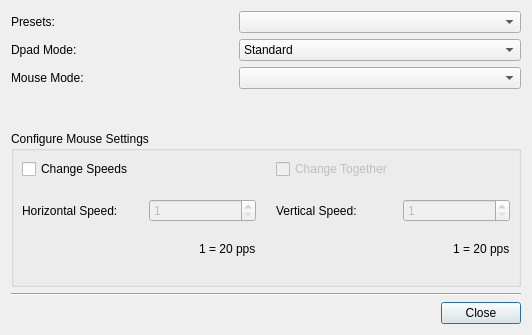
Before: the Qt Designer form src/dpadeditdialog.ui in AntiMicroX/antimicrox, drawn with Qt 5.
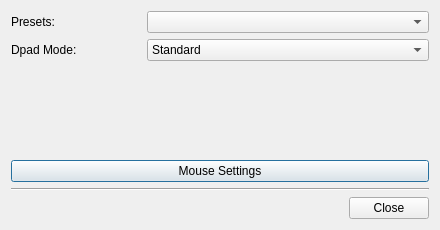
After: the same form once the commit is applied. Icons and pictures are not drawn.

Commit message: DPad mouse settings moved to new dialog.

What changed in the file:
```diff
--- a/src/dpadeditdialog.ui
+++ b/src/dpadeditdialog.ui
@@ -6,14 +6,14 @@
    <rect>
     <x>0</x>
     <y>0</y>
-    <width>532</width>
-    <height>332</height>
+    <width>440</width>
+    <height>230</height>
    </rect>
   </property>
   <property name="windowTitle">
    <string>Dialog</string>
   </property>
-  <layout class="QVBoxLayout" name="verticalLayout_3">
+  <layout class="QVBoxLayout" name="verticalLayout_2">
    <item>
     <layout class="QVBoxLayout" name="verticalLayout">
      <item>
@@ -113,42 +113,6 @@
        </item>
       </layout>
      </item>
-     <item>
-      <layout class="QHBoxLayout" name="horizontalLayout_2">
-       <item>
-        <widget class="QLabel" name="label">
-         <property name="text">
-          <string>Mouse Mode:</string>
-         </property>
-        </widget>
-       </item>
-       <item>
-        <widget class="QComboBox" name="mouseModeComboBox">
-         <property name="minimumSize">
-          <size>
-           <width>282</width>
-           <height>0</height>
-          </size>
-         </property>
-         <item>
-          <property name="text">
-           <string/>
-          </property>
-         </item>
-         <item>
-          <property name="text">
-           <string>Cursor</string>
-          </property>
-         </item>
-         <item>
-          <property name="text">
-           <string>Spring</string>
-          </property>
-         </item>
-        </widget>
-       </item>
-      </layout>
-     </item>
     </layout>
    </item>
    <item>
@@ -168,122 +132,15 @@
     </spacer>
    </item>
    <item>
-    <widget class="QGroupBox" name="groupBox">
-     <property name="title">
-      <string>Configure Mouse Settings</string>
+    <widget class="QPushButton" name="mouseSettingsPushButton">
+     <property name="text">
+      <string>Mouse Settings</string>
      </property>
-     <layout class="QVBoxLayout" name="verticalLayout_5">
-      <property name="spacing">
-       <number>20</number>
-      </property>
-      <property name="leftMargin">
-       <number>8</number>
-      </property>
-      <property name="topMargin">
-       <number>8</number>
-      </property>
-      <property name="rightMargin">
-       <number>8</number>
-      </property>
-      <property name="bottomMargin">
-       <number>28</number>
-      </property>
-      <item>
-       <layout class="QHBoxLayout" name="horizontalLayout_11">
-        <item>
-         <widget class="QCheckBox" name="changeMouseSpeedsCheckBox">
-          <property name="text">
-           <string>Change Speeds</string>
-          </property>
-         </widget>
-        </item>
-        <item>
-         <widget class="QCheckBox" name="changeTogetherCheckBox">
-          <property name="enabled">
-           <bool>false</bool>
-          </property>
-          <property name="text">
-           <string>Change Together</string>
-          </property>
-         </widget>
-        </item>
-       </layout>
-      </item>
-      <item>
-       <layout class="QHBoxLayout" name="horizontalLayout_10">
-        <item>
-         <layout class="QVBoxLayout" name="verticalLayout_2">
-          <item>
-           <layout class="QHBoxLayout" name="horizontalLayout_4">
-            <item>
-             <widget class="QLabel" name="label_5">
-              <property name="text">
-               <string>Horizontal Speed:</string>
-              </property>
-             </widget>
-            </item>
-            <item>
-             <widget class="QSpinBox" name="horizontalSpinBox">
-              <property name="enabled">
-               <bool>false</bool>
-              </property>
-              <property name="minimum">
-               <number>1</number>
-              </property>
-              <property name="maximum">
-               <number>300</number>
-              </property>
-             </widget>
-            </item>
-           </layout>
-          </item>
-          <item alignment="Qt::AlignRight">
-           <widget class="QLabel" name="horizontalSpeedLabel">
-            <property name="text">
-             <string>1 = 20 pps</string>
-            </property>
-           </widget>
-          </item>
-         </layout>
-        </item>
-        <item>
-         <layout class="QVBoxLayout" name="verticalLayout_4">
-          <item>
-           <layout class="QHBoxLayout" name="horizontalLayout_9">
-            <item>
-             <widget class="QLabel" name="label_7">
-              <property name="text">
-               <string>Vertical Speed:</string>
-              </property>
-             </widget>
-            </item>
-            <item>
-             <widget class="QSpinBox" name="verticalSpinBox">
-              <property name="enabled">
-               <bool>false</bool>
-              </property>
-              <property name="minimum">
-               <number>1</number>
-              </property>
-              <property name="maximum">
-               <number>300</number>
-              </property>
-             </widget>
-            </item>
-           </layout>
-          </item>
-          <item alignment="Qt::AlignRight">
-           <widget class="QLabel" name="verticalSpeedLabel">
-            <property name="text">
-             <string>1 = 20 pps</string>
-            </property>
-           </widget>
-          </item>
-         </layout>
-        </item>
-       </layout>
-      </item>
-     </layout>
+     <property name="icon">
+      <iconset theme="edit-select">
+       <normaloff/>
+      </iconset>
+     </property>
     </widget>
    </item>
    <item>
```
Left out of the diff: 3 changed lines with no effect on the pictures. The commit also changes 6 other files.
